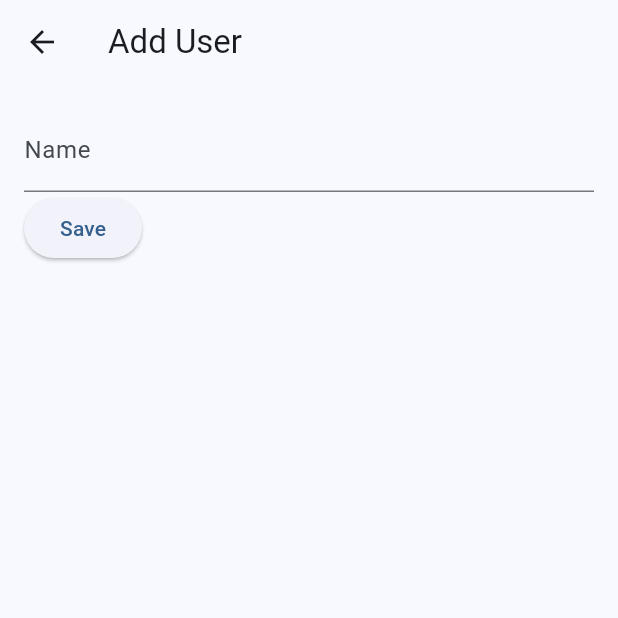
After one commit to Fathi123-max/meeting_app, a Flutter app: the screen it shows after launch, item 3 of the bottom bar chosen, after a tap on "add user", on a phone screen of 412 x 824 dp, the top half of it. The commit adds this screen. Run offline on Flutter 3.47's test engine with Material 2 defaults, Android fonts, the phone set to English and light mode, and no system bars; our stand-ins replace animated_notch_bottom_bar, cloud_firestore, firebase_core, flutter_datetime_picker_plus, flutter_svg, get; missing offline and left inert: onboarding; accounts and stored records are empty.

Commit message:
befor test of get users and meetings

```diff
--- a/lib/controller/firbase_meeting_controller.dart
+++ b/lib/controller/firbase_meeting_controller.dart
@@ -1,10 +1,18 @@
 import 'package:cloud_firestore/cloud_firestore.dart';
+import 'package:get/get_rx/src/rx_types/rx_types.dart';
 import 'package:get/get_state_manager/get_state_manager.dart';
 
 import '../model/meeting_model.dart';
 
 class MeetingController extends GetxController {
   final FirebaseFirestore firestore = FirebaseFirestore.instance;
+  final RxList<Meeting> _meeting = <Meeting>[].obs;
+  RxList<Meeting> get meetings => _meeting;
+  @override
+  void onInit() {
+    getAllMeetings();
+    super.onInit();
+  }
 
   Future<void> addMeeting(Meeting meeting) async {
     final Map<String, dynamic> meetingData = meeting.toMap();
--- a/lib/controller/firbase_user_controller.dart
+++ b/lib/controller/firbase_user_controller.dart
@@ -5,6 +5,13 @@ import '../model/user_model.dart';
 
 class UserController extends GetxController {
   final FirebaseFirestore firestore = FirebaseFirestore.instance;
+  final RxList<User> _user = <User>[].obs;
+  RxList<User> get user => _user;
+  @override
+  void onInit() {
+    getAllUsers();
+    super.onInit();
+  }
 
   Future<List<User>> getAllUsers() async {
     final QuerySnapshot snapshot = await firestore.collection('users').get();
--- /dev/null
+++ b/lib/view/user/test.adduser.dart
@@ -0,0 +1,75 @@
+import 'package:flutter/material.dart';
+
+import '../../model/user_model.dart';
+
+class AddUserScreen extends StatefulWidget {
+  const AddUserScreen({Key? key}) : super(key: key);
+  @override
+  _AddUserScreenState createState() => _AddUserScreenState();
+}
+
+class _AddUserScreenState extends State<AddUserScreen> {
+  final _formKey = GlobalKey<FormState>();
+  final _user = User(
+    name: '',
+    image: '',
+    status: '',
+    language: '',
+    about: '',
+    interests: [],
+    availability: {},
+    email: '',
+    phone: '',
+  );
+  @override
+  Widget build(BuildContext context) {
+    return Scaffold(
+      appBar: AppBar(
+        title: Text('Add User'),
+      ),
+      body: Padding(
+        padding: const EdgeInsets.all(16.0),
+        child: Form(
+          key: _formKey,
+          child: Column(
+            crossAxisAlignment: CrossAxisAlignment.start,
+            children: [
+              TextFormField(
+                decoration: InputDecoration(labelText: 'Name'),
+                onSaved: (value) => _user.name = value!,
+                validator: (value) {
+                  if (value == null || value.isEmpty) {
+                    return 'Please enter a name';
+                  }
+                  return null;
+                },
+              ),
+              // Add input fields for other properties of the User model
+              ElevatedButton(
+                onPressed: () {
+                  if (_formKey.currentState!.validate()) {
+                    _formKey.currentState!.save();
+                    // Create a new User object with the values entered by the user
+                    final newUser = User(
+                      name: _user.name,
+                      image: _user.image,
+                      status: _user.status,
+                      language: _user.language,
+                      about: _user.about,
+                      interests: _user.interests,
+                      availability: _user.availability,
+                      email: _user.email,
+                      phone: _user.phone,
+                    );
+                    // Save the new User object to a database or display it on the screen
+                  }
+                },
+                child: Text('Save'),
+              ),
+            ],
+          ),
+        ),
+      ),
+    );
+  }
+}
--- a/lib/view/user/user_screen_page.dart
+++ b/lib/view/user/user_screen_page.dart
@@ -1,16 +1,21 @@
 import 'package:flutter/material.dart';
-import 'package:get/get_state_manager/get_state_manager.dart';
+import 'package:quran_lang_test/model/user_model.dart';
 
-class UserProfileScreen extends GetView {
-  final Map<String, dynamic> user;
+class UserProfileScreen extends StatefulWidget {
+  final User user;
 
-  const UserProfileScreen({Key? key, required this.user}) : super(key: key);
+  UserProfileScreen({Key? key, required this.user}) : super(key: key);
 
+  @override
+  State<UserProfileScreen> createState() => _UserProfileScreenState();
+}
+
+class _UserProfileScreenState extends State<UserProfileScreen> {
   @override
   Widget build(BuildContext context) {
     return Scaffold(
       appBar: AppBar(
-        title: Text(user['name']),
+        title: Text(widget.user.name),
         centerTitle: true,
       ),
       body: SingleChildScrollView(
@@ -22,7 +27,7 @@ class UserProfileScreen extends GetView {
             decoration: BoxDecoration(
               image: DecorationImage(
                 fit: BoxFit.cover,
-                  image: NetworkImage(user['image']),
+                image: NetworkImage(widget.user.image),
               ),
             ),
           ),
@@ -30,7 +35,7 @@ class UserProfileScreen extends GetView {
           Padding(
             padding: const EdgeInsets.symmetric(horizontal: 20),
             child: Text(
-                user['name'],
+              widget.user.name,
               style: const TextStyle(
                 fontSize: 28,
                 fontWeight: FontWeight.bold,
@@ -44,13 +49,14 @@ class UserProfileScreen extends GetView {
               children: [
                 Icon(
                   Icons.circle,
-                    color:
-                        user['status'] == 'Online' ? Colors.green : Colors.grey,
+                  color: widget.user.status == 'Online'
+                      ? Colors.green
+                      : Colors.grey,
                   size: 16,
                 ),
                 const SizedBox(width: 4),
                 Text(
-                    user['status'],
+                  widget.user.status,
                   style: const TextStyle(
                     fontSize: 16,
                     fontWeight: FontWeight.w500,
@@ -65,7 +71,7 @@ class UserProfileScreen extends GetView {
                 ),
                 const SizedBox(width: 4),
                 Text(
-                    user['language'],
+                  widget.user.language,
                   style: const TextStyle(
                     fontSize: 16,
                     fontWeight: FontWeight.w500,
@@ -90,7 +96,7 @@ class UserProfileScreen extends GetView {
           Padding(
             padding: const EdgeInsets.symmetric(horizontal: 20),
             child: Text(
-                user['about'],
+              widget.user.about,
               style: const TextStyle(
                 fontSize: 16,
                 color: Colors.grey,
@@ -115,10 +121,10 @@ class UserProfileScreen extends GetView {
               spacing: 8,
               runSpacing: 8,
               children: List.generate(
-                  user['interests'].length,
+                widget.user.interests.length,
                 (index) => Chip(
                   label: Text(
-                      user['interests'][index],
+                    widget.user.interests[index],
                     style: const TextStyle(
                       fontSize: 16,
                       fontWeight: FontWeight.w500,
@@ -154,7 +160,7 @@ class UserProfileScreen extends GetView {
                 ),
                 const SizedBox(width: 8),
                 Text(
-                    user['availability']['mondayToFriday'],
+                  widget.user.availability["from"]!,
                   style: const TextStyle(
                     fontSize: 16,
                     fontWeight: FontWeight.w500,
@@ -177,7 +183,7 @@ class UserProfileScreen extends GetView {
                 ),
                 const SizedBox(width: 8),
                 Text(
-                    user['availability']['saturdayToSunday'],
+                  widget.user.availability["to"]!,
                   style: const TextStyle(
                     fontSize: 16,
                     fontWeight: FontWeight.w500,
@@ -209,7 +215,7 @@ class UserProfileScreen extends GetView {
                 ),
                 const SizedBox(width: 4),
                 Text(
-                    user['email'],
+                  widget.user.email,
                   style: const TextStyle(
                     fontSize: 16,
                     fontWeight: FontWeight.w500,
@@ -230,7 +236,7 @@ class UserProfileScreen extends GetView {
                 ),
                 const SizedBox(width: 4),
                 Text(
-                    user['phone'],
+                  widget.user.phone,
                   style: const TextStyle(
                     fontSize: 16,
                     fontWeight: FontWeight.w500,
@@ -241,8 +247,7 @@ class UserProfileScreen extends GetView {
             ),
           ),
         ],
-        ),
-      ),
+      )),
     );
   }
 }
--- /dev/null
+++ b/lib/view/user/users_page.dart
@@ -0,0 +1,181 @@
+import 'package:flutter/material.dart';
+import 'package:get/get.dart';
+import 'package:quran_lang_test/view/user/test.adduser.dart';
+import 'package:quran_lang_test/view/user/user_screen_page.dart';
+
+import '../../controller/firbase_user_controller.dart';
+import '../../model/user_model.dart';
+
+class UsersList extends StatefulWidget {
+  UsersList({super.key});
+
+  @override
+  State<UsersList> createState() => _UsersListState();
+}
+
+class _UsersListState extends State<UsersList> {
+  late List<User> _filteredMeetings;
+
+  final userController = Get.put<UserController>(UserController());
+  final TextEditingController _searchController = TextEditingController();
+
+  @override
+  Widget build(BuildContext context) {
+    return Scaffold(
+      appBar: AppBar(
+        title: const Text("Users"),
+      ),
+      body: Column(
+        children: [
+          ElevatedButton(
+              onPressed: () => Get.to(() => const AddUserScreen()),
+              child: const Text("add user")),
+          Padding(
+            padding: const EdgeInsets.all(20),
+            child: TextField(
+              controller: _searchController,
+              decoration: const InputDecoration(
+                hintText: 'Search users',
+                prefixIcon: Icon(Icons.search),
+                border: OutlineInputBorder(),
+              ),
+              onChanged: (query) {
+                setState(() {
+                  _filteredMeetings = userController.user.where((meeting) {
+                    return meeting.name
+                        .toLowerCase()
+                        .contains(query.toLowerCase());
+                  }).toList();
+                });
+              },
+            ),
+          ),
+          Obx(() {
+            _filteredMeetings = userController.user;
+
+            return ListView.separated(
+              shrinkWrap: true,
+              itemCount: _filteredMeetings.length,
+              itemBuilder: (BuildContext context, int index) {
+                var user = _filteredMeetings[index];
+                return GestureDetector(
+                  onTap: () => Get.to(() => UserProfileScreen(
+                        user: user,
+                      )),
+                  child: Container(
+                    padding: const EdgeInsets.symmetric(
+                        horizontal: 20, vertical: 10),
+                    decoration: BoxDecoration(
+                      borderRadius: BorderRadius.circular(16),
+                      color: Colors.white,
+                      boxShadow: [
+                        BoxShadow(
+                          color: Colors.grey.withOpacity(0.5),
+                          spreadRadius: 2,
+                          blurRadius: 10,
+                          offset: const Offset(0, 5),
+                        ),
+                      ],
+                    ),
+                    child: Row(
+                      crossAxisAlignment: CrossAxisAlignment.center,
+                      children: <Widget>[
+                        CircleAvatar(
+                          backgroundImage: NetworkImage(user.image),
+                          radius: 30,
+                        ),
+                        const SizedBox(width: 20),
+                        Expanded(
+                          child: Column(
+                            crossAxisAlignment: CrossAxisAlignment.start,
+                            mainAxisAlignment: MainAxisAlignment.center,
+                            children: <Widget>[
+                              Text(
+                                user.name,
+                                style: const TextStyle(
+                                  fontSize: 20,
+                                  fontWeight: FontWeight.bold,
+                                ),
+                              ),
+                              const SizedBox(height: 4),
+                              Row(
+                                children: [
+                                  Icon(
+                                    Icons.circle,
+                                    color: user.status == 'Online'
+                                        ? Colors.green
+                                        : Colors.grey,
+                                    size: 12,
+                                  ),
+                                  const SizedBox(width: 4),
+                                  Text(
+                                    user.status,
+                                    style: const TextStyle(
+                                      fontSize: 16,
+                                      fontWeight: FontWeight.w500,
+                                    ),
+                                  ),
+                                ],
+                              ),
+                              const SizedBox(height: 8),
+                              Row(
+                                children: [
+                                  const Icon(
+                                    Icons.language,
+                                    color: Colors.grey,
+                                    size: 16,
+                                  ),
+                                  const SizedBox(width: 4),
+                                  Text(
+                                    user.language,
+                                    style: const TextStyle(
+                                      fontSize: 14,
+                                      fontWeight: FontWeight.w400,
+                                    ),
+                                  ),
+                                ],
+                              ),
+                              const SizedBox(height: 4),
+                              Row(
+                                children: [
+                                  const Icon(
+                                    Icons.calendar_today,
+                                    color: Colors.grey,
+                                    size: 16,
+                                  ),
+                                  const SizedBox(width: 4),
+                                  Text(
+                                    user.availability.toString(),
+                                    style: const TextStyle(
+                                      fontSize: 14,
+                                      fontWeight: FontWeight.w400,
+                                    ),
+                                  ),
+                                ],
+                              ),
+                            ],
+                          ),
+                        ),
+                        IconButton(
+                          icon: const Icon(Icons.more_horiz),
+                          onPressed: () {
+                            // Show options for the user
+                          },
+                        ),
+                      ],
+                    ),
+                  ),
+                );
+              },
+              separatorBuilder: (BuildContext context, int index) {
+                return Container(
+                  height: 20,
+                );
+              },
+            );
+          }),
+        ],
+      ),
+    );
+  }
+}
--- a/lib/view/widgets/buttonnavbar.dart
+++ b/lib/view/widgets/buttonnavbar.dart
@@ -4,9 +4,8 @@ import 'package:animated_notch_bottom_bar/animated_notch_bottom_bar/animated_not
 import 'package:flutter/material.dart';
 import 'package:flutter_svg/flutter_svg.dart';
 
-import '../../constatnts/const.dart';
-import '../home/home_page.dart';
 import '../meeting/meetings_view_page.dart';
+import '../user/users_page.dart';
 
 class MyHomePage extends StatefulWidget {
   const MyHomePage({Key? key}) : super(key: key);
@@ -23,6 +22,12 @@ class _MyHomePageState extends State<MyHomePage> {
   final _controller = NotchBottomBarController(index: 0);
 
   int maxCount = 5;
+  @override
+  void initState() async {
+    // TODO: implement initState
+
+    super.initState();
+  }
 
   @override
   void dispose() {
@@ -32,9 +37,7 @@ class _MyHomePageState extends State<MyHomePage> {
 
   /// widget list
   final List<Widget> bottomBarPages = [
-    MeetingsScreen(
-      meetings: Users.meetingsList,
-    ),
+    MeetingsScreen(),
     Container(),
     UsersList(),
   ];
```
Also changed, not shown: lib/view/home/home_page.dart (deleted, +0 -137 lines), lib/view/meeting/create_meeting_page.dart (+8 -2 lines), lib/view/meeting/meetings_view_page.dart (+23 -23 lines), lib/view/meeting/update_meeting_page.dart (+14 -8 lines), 1 other file. Lines whose indentation alone changed are shown as unchanged.
